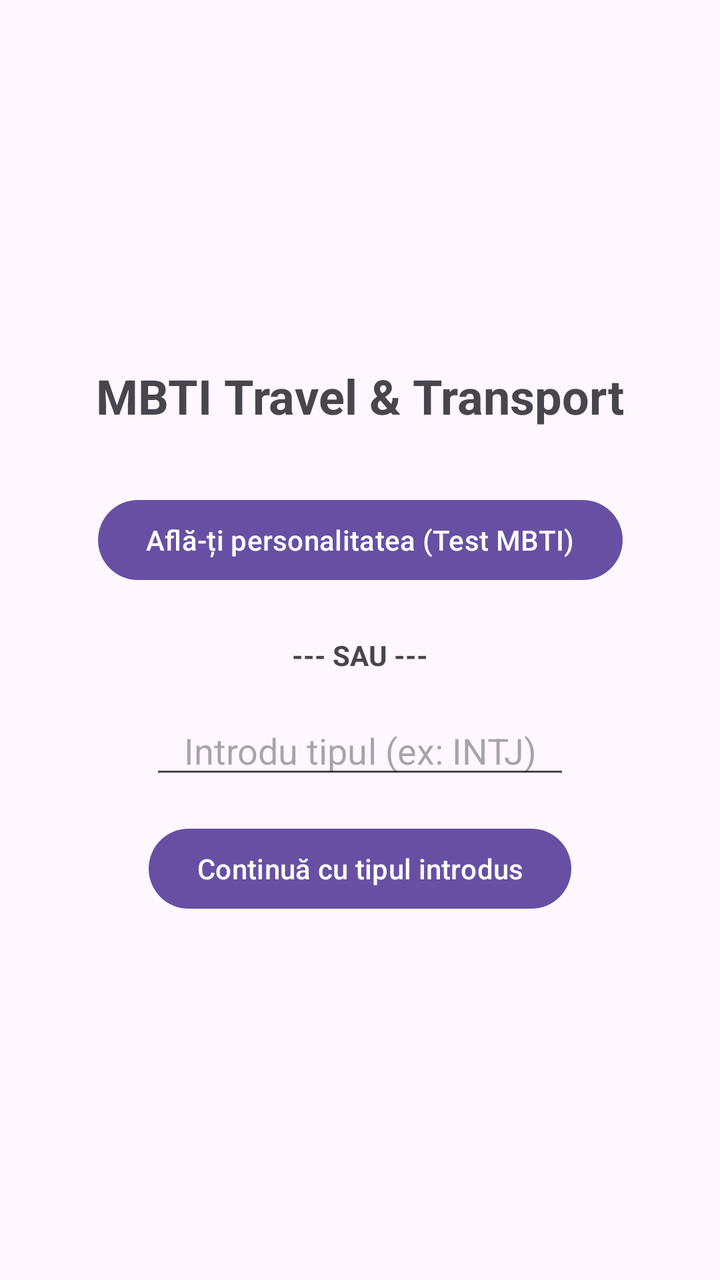
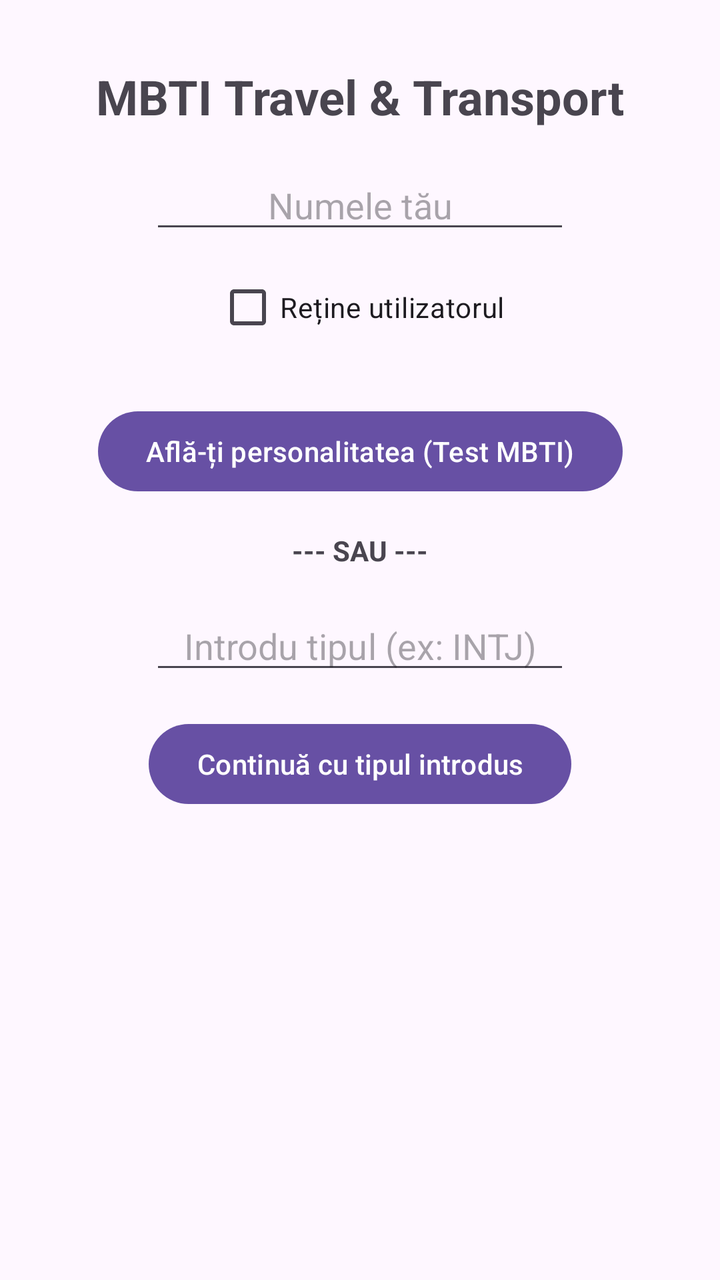

Two renders of the same Android screen: before a commit and after it. Below are the layout's source before the change and the commit's diff.
<!-- AndroidManifest.xml: application theme Theme.MBTITravel -->
<!-- res/layout/fragment_home.xml -->
<?xml version="1.0" encoding="utf-8"?>
<androidx.constraintlayout.widget.ConstraintLayout
    xmlns:android="http://schemas.android.com/apk/res/android"
    xmlns:app="http://schemas.android.com/apk/res-auto"
    xmlns:tools="http://schemas.android.com/tools"
    android:layout_width="match_parent"
    android:layout_height="match_parent"
    tools:context=".ui.HomeFragment">

    <TextView
        android:id="@+id/textTitle"
        android:layout_width="wrap_content"
        android:layout_height="wrap_content"
        android:text="MBTI Travel &amp; Transport"
        android:textSize="24sp"
        android:textStyle="bold"
        app:layout_constraintBottom_toTopOf="@+id/btnTakeTest"
        app:layout_constraintEnd_toEndOf="parent"
        app:layout_constraintStart_toStartOf="parent"
        app:layout_constraintTop_toTopOf="parent"
        app:layout_constraintVertical_chainStyle="packed" />

    <Button
        android:id="@+id/btnTakeTest"
        android:layout_width="wrap_content"
        android:layout_height="wrap_content"
        android:layout_marginTop="32dp"
        android:text="Află-ți personalitatea (Test MBTI)"
        app:layout_constraintBottom_toTopOf="@+id/tvSau"
        app:layout_constraintEnd_toEndOf="parent"
        app:layout_constraintStart_toStartOf="parent"
        app:layout_constraintTop_toBottomOf="@+id/textTitle" />

    <TextView
        android:id="@+id/tvSau"
        android:layout_width="wrap_content"
        android:layout_height="wrap_content"
        android:layout_marginTop="24dp"
        android:text="--- SAU ---"
        android:textStyle="bold"
        app:layout_constraintBottom_toTopOf="@+id/etMbtiInput"
        app:layout_constraintEnd_toEndOf="parent"
        app:layout_constraintStart_toStartOf="parent"
        app:layout_constraintTop_toBottomOf="@+id/btnTakeTest" />

    
    <EditText
        android:id="@+id/etMbtiInput"
        android:layout_width="wrap_content"
        android:layout_height="wrap_content"
        android:layout_marginTop="16dp"
        android:ems="10"
        android:hint="Introdu tipul (ex: INTJ)"
        android:inputType="textCapCharacters"
        android:maxLength="4"
        android:textAlignment="center"
        app:layout_constraintBottom_toTopOf="@+id/btnKnowMbti"
        app:layout_constraintEnd_toEndOf="parent"
        app:layout_constraintStart_toStartOf="parent"
        app:layout_constraintTop_toBottomOf="@+id/tvSau" />

    <Button
        android:id="@+id/btnKnowMbti"
        android:layout_width="wrap_content"
        android:layout_height="wrap_content"
        android:layout_marginTop="16dp"
        android:text="Continuă cu tipul introdus"
        app:layout_constraintBottom_toBottomOf="parent"
        app:layout_constraintEnd_toEndOf="parent"
        app:layout_constraintStart_toStartOf="parent"
        app:layout_constraintTop_toBottomOf="@+id/etMbtiInput" />

</androidx.constraintlayout.widget.ConstraintLayout>
<!-- resources referenced by this layout -->
<resources>
  <style name="Theme.MBTITravel" parent="Base.Theme.MBTITravel" />
  <style name="Base.Theme.MBTITravel" parent="Theme.Material3.DayNight.NoActionBar">
          
          
      </style>
</resources>

<!-- the commit's change to res/layout/fragment_home.xml (unified diff, before → after) -->
@@ -14,36 +14,57 @@
         android:text="MBTI Travel &amp; Transport"
         android:textSize="24sp"
         android:textStyle="bold"
-        app:layout_constraintBottom_toTopOf="@+id/btnTakeTest"
         app:layout_constraintEnd_toEndOf="parent"
         app:layout_constraintStart_toStartOf="parent"
         app:layout_constraintTop_toTopOf="parent"
-        app:layout_constraintVertical_chainStyle="packed" />
+        android:layout_marginTop="32dp" />
+
+    
+    <EditText
+        android:id="@+id/etUserName"
+        android:layout_width="wrap_content"
+        android:layout_height="wrap_content"
+        android:hint="Numele tău"
+        android:inputType="textPersonName"
+        android:ems="10"
+        android:textAlignment="center"
+        app:layout_constraintTop_toBottomOf="@id/textTitle"
+        app:layout_constraintStart_toStartOf="parent"
+        app:layout_constraintEnd_toEndOf="parent"
+        android:layout_marginTop="16dp"/>
+
+    
+    <CheckBox
+        android:id="@+id/cbRemember"
+        android:layout_width="wrap_content"
+        android:layout_height="wrap_content"
+        android:text="Reține utilizatorul"
+        app:layout_constraintTop_toBottomOf="@id/etUserName"
+        app:layout_constraintStart_toStartOf="parent"
+        app:layout_constraintEnd_toEndOf="parent"
+        android:layout_marginTop="8dp"/>
 
     <Button
         android:id="@+id/btnTakeTest"
         android:layout_width="wrap_content"
         android:layout_height="wrap_content"
-        android:layout_marginTop="32dp"
+        android:layout_marginTop="24dp"
         android:text="Află-ți personalitatea (Test MBTI)"
-        app:layout_constraintBottom_toTopOf="@+id/tvSau"
-        app:layout_constraintEnd_toEndOf="parent"
+        app:layout_constraintTop_toBottomOf="@+id/cbRemember"
         app:layout_constraintStart_toStartOf="parent"
-        app:layout_constraintTop_toBottomOf="@+id/textTitle" />
+        app:layout_constraintEnd_toEndOf="parent" />
 
     <TextView
         android:id="@+id/tvSau"
         android:layout_width="wrap_content"
         android:layout_height="wrap_content"
-        android:layout_marginTop="24dp"
+        android:layout_marginTop="16dp"
         android:text="--- SAU ---"
         android:textStyle="bold"
-        app:layout_constraintBottom_toTopOf="@+id/etMbtiInput"
-        app:layout_constraintEnd_toEndOf="parent"
+        app:layout_constraintTop_toBottomOf="@+id/btnTakeTest"
         app:layout_constraintStart_toStartOf="parent"
-        app:layout_constraintTop_toBottomOf="@+id/btnTakeTest" />
+        app:layout_constraintEnd_toEndOf="parent" />
 
-    
     <EditText
         android:id="@+id/etMbtiInput"
         android:layout_width="wrap_content"
@@ -54,10 +75,9 @@
         android:inputType="textCapCharacters"
         android:maxLength="4"
         android:textAlignment="center"
-        app:layout_constraintBottom_toTopOf="@+id/btnKnowMbti"
-        app:layout_constraintEnd_toEndOf="parent"
+        app:layout_constraintTop_toBottomOf="@+id/tvSau"
         app:layout_constraintStart_toStartOf="parent"
-        app:layout_constraintTop_toBottomOf="@+id/tvSau" />
+        app:layout_constraintEnd_toEndOf="parent" />
 
     <Button
         android:id="@+id/btnKnowMbti"
@@ -65,9 +85,8 @@
         android:layout_height="wrap_content"
         android:layout_marginTop="16dp"
         android:text="Continuă cu tipul introdus"
-        app:layout_constraintBottom_toBottomOf="parent"
-        app:layout_constraintEnd_toEndOf="parent"
+        app:layout_constraintTop_toBottomOf="@+id/etMbtiInput"
         app:layout_constraintStart_toStartOf="parent"
-        app:layout_constraintTop_toBottomOf="@+id/etMbtiInput" />
+        app:layout_constraintEnd_toEndOf="parent" />
 
 </androidx.constraintlayout.widget.ConstraintLayout>
